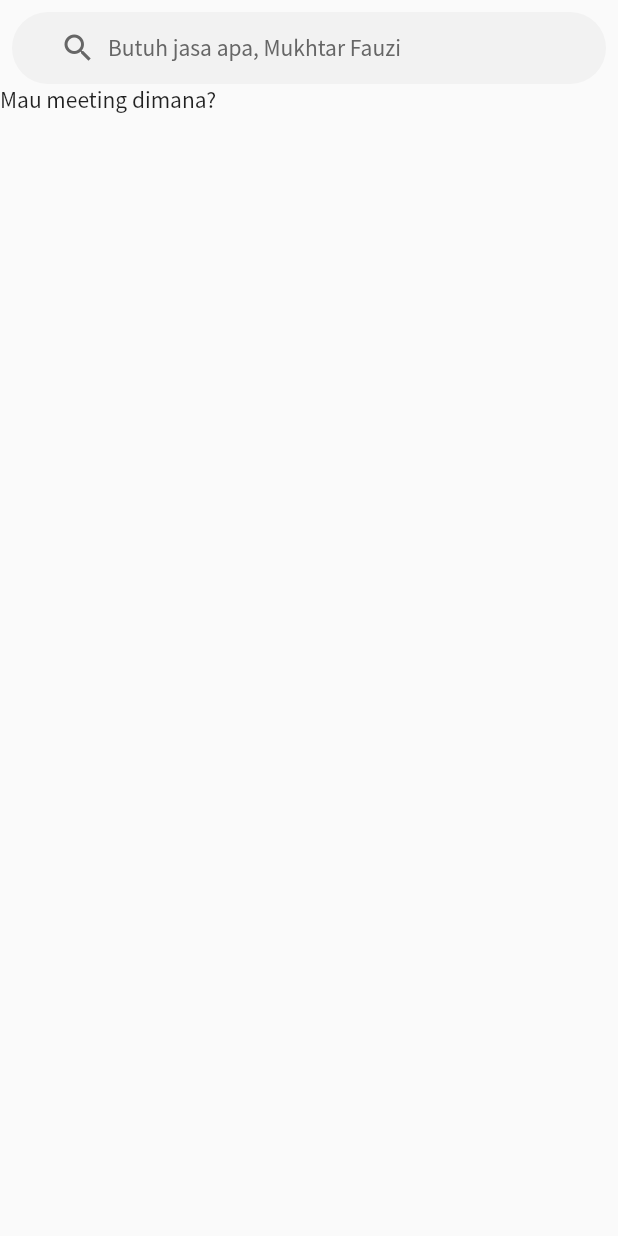
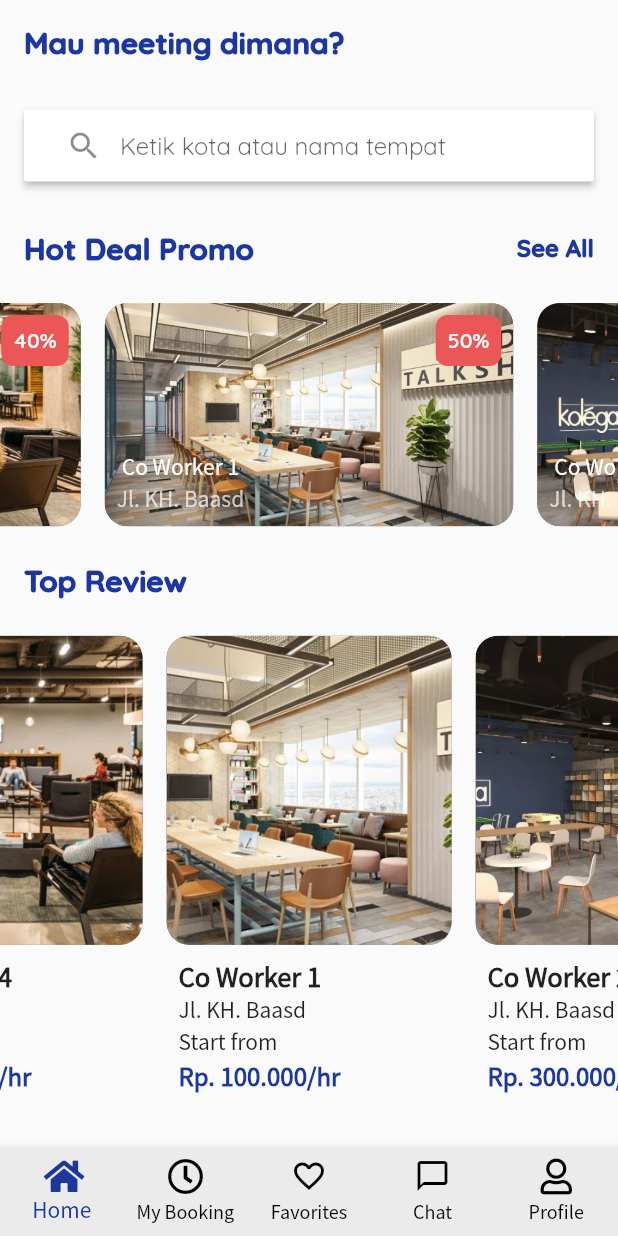
Before and after one commit to mukhtarfauzi/loyalto-tech-test, a Flutter app: the HomeScreen screen opened directly, on a phone screen of 412 x 824 dp. Run offline on Flutter 3.47's test engine with Material 2 defaults, Android fonts, the phone set to English and light mode, and no system bars; drawn by our look-alikes of sticky_headers; our stand-ins replace flutter_svg, flutter_swiper, font_awesome_flutter; project files that could hold a hidden picture were left out.

Commit message:
finish all screen

```diff
--- a/lib/data/mockup_const.dart
+++ b/lib/data/mockup_const.dart
@@ -1,3 +1,38 @@
+List<Map<String, String>> dataMock = [
+  {
+    'imageUrl': 'assets/images/image1.jpg',
+    'title': 'Co Worker 1',
+    'price': 'Rp. 100.000/hr',
+    'address': 'Jl. KH. Baasd',
+    'period': 'Juni 2018',
+    'discount': '50%',
+  },
+  {
+    'imageUrl': 'assets/images/image2.webp',
+    'title': 'Co Worker 2',
+    'price': 'Rp. 300.000/hr',
+    'address': 'Jl. KH. Baasd',
+    'period': 'Agustus 2018',
+    'discount': '60%',
+  },
+  {
+    'imageUrl': 'assets/images/image3.jpeg',
+    'title': 'Co Worker 3',
+    'price': 'Rp. 500.000/hr',
+    'address': 'Jl. KH. Baasd',
+    'period': 'Maret 2018',
+    'discount': '35%',
+  },
+  {
+    'imageUrl': 'assets/images/image4.jpg',
+    'title': 'Co Worker 4',
+    'price': 'Rp. 600.000/hr',
+    'address': 'Jl. KH. Baasd',
+    'period': 'Februari 2018',
+    'discount': '40%',
+  },
+];
+
 List<String> menuList = [
   'Service Eletronik',
   'Message & Theraphy',
--- a/lib/helpers/colors.dart
+++ b/lib/helpers/colors.dart
@@ -7,3 +7,5 @@ const backgroundColor = Color(0xFFFFFFFF);
 const searchBarColor = Color(0xFFF2F2F2);
 const searchTextColor = Color(0xFF666666);
 const textBodyColor = Color(0xFFED6B25);
+const discountColor = Color(0xFFEB5757);
+const navBarColor = Color(0xFFEBEBEB);
--- a/lib/screen/home_screen.dart
+++ b/lib/screen/home_screen.dart
@@ -1,6 +1,14 @@
+import 'package:flutter/cupertino.dart';
 import 'package:flutter/material.dart';
+import 'package:font_awesome_flutter/font_awesome_flutter.dart';
 import 'package:loyaltotest/helpers/colors.dart';
+import 'package:loyaltotest/helpers/fonts.dart';
 import 'package:loyaltotest/helpers/screen_utils.dart';
+import 'package:loyaltotest/screen/search_screen.dart';
+import 'package:loyaltotest/widgets/promo.dart';
+import 'package:loyaltotest/widgets/search_bar.dart';
+import 'package:loyaltotest/widgets/top_review.dart';
+import 'package:sticky_headers/sticky_headers/widget.dart';
 
 class HomeScreen extends StatefulWidget {
   @override
@@ -8,51 +16,126 @@ class HomeScreen extends StatefulWidget {
 }
 
 class _HomeScreenState extends State<HomeScreen> {
+  int _navigationSelected = 0;
+
+  bool _showSearch = false;
+
+  void _navigateTo(int navIndex) {
+    setState(() {
+      _navigationSelected = navIndex;
+    });
+  }
+
+  void _searchItem(String text){
+    print('Search : $text');
+    setState(() {
+      if(text.length != 0){
+        _showSearch = true;
+      }else{
+        _showSearch = false;
+      }
+    });
+  }
+
   @override
   Widget build(BuildContext context) {
     return Scaffold(
-      appBar: PreferredSize(
-        preferredSize: Size(screenHeight(context), kToolbarHeight + 20),
-        child: SafeArea(
-          child: Padding(
-            padding: const EdgeInsets.only(top: 8.0, left: 8.0, right: 8.0),
-            child: FlatButton(
-              onPressed: () {},
-              color: searchBarColor,
-              shape: RoundedRectangleBorder(
-                  borderRadius: BorderRadius.all(Radius.circular(25))),
-              child: Padding(
-                padding:
-                const EdgeInsets.symmetric(horizontal: 16.0, vertical: 12),
-                child: Row(
+      floatingActionButton: _showSearch?Row(
+        mainAxisAlignment: MainAxisAlignment.spaceEvenly,
         children: <Widget>[
-                    Icon(
-                      Icons.search,
-                      color: searchTextColor,
+          RaisedButton(
+            color: primaryColor,
+              child: Text('Filter By', style: TextStyle(color: Colors.white),),
+              onPressed: (){})
+          ,
+          RaisedButton(
+              color: primaryColor,
+              child: Text('Map View', style: TextStyle(color: Colors.white)),
+              onPressed: (){})
+        ],
+      ):null,
+      body: SafeArea(
+        child: SingleChildScrollView(
+          child: Column(
+            crossAxisAlignment: CrossAxisAlignment.start,
+            children: <Widget>[
+              Padding(
+                padding: const EdgeInsets.all(16.0),
+                child: Text(
+                  'Mau meeting dimana?',
+                  style: TextStyle(
+                      fontFamily: quicksandFont,
+                      fontSize: 20,
+                      color: Theme.of(context).primaryColor,
+                      fontWeight: FontWeight.w900),
                 ),
+              ),
+              StickyHeader(
+                header: Container(
+                  color: Theme.of(context).scaffoldBackgroundColor,
+                  padding: const EdgeInsets.all(16),
+                  child: SearchBar(
+                    onChanged: _searchItem,
+                  ),
+                ),
+                content: AnimatedSwitcher(
+                  duration: Duration(milliseconds: 250),
+                  child: _showSearch?SearchScreen():Column(
+                    crossAxisAlignment: CrossAxisAlignment.start,
+                    children: <Widget>[
+                      Promo(),
+                      TopReview(),
                       SizedBox(
-                      width: 8,
+                        height: screenHeight(context, divideBy: 2),
+                      )
+                    ],
                   ),
-                    Text(
-                      'Butuh jasa apa, Mukhtar Fauzi',
-                      style: TextStyle(
-                          fontWeight: FontWeight.w400, color: searchTextColor),
+                )
               ),
+
             ],
           ),
         ),
       ),
+      bottomNavigationBar: _showSearch?null:BottomNavigationBar(
+          backgroundColor: navBarColor,
+          currentIndex: _navigationSelected,
+          onTap: (navIndex) => _navigateTo(navIndex),
+          type: BottomNavigationBarType.fixed,
+          selectedItemColor: primaryColor,
+          selectedIconTheme: IconThemeData(color: primaryColor),
+          unselectedIconTheme: IconThemeData(color: Colors.black),
+          showSelectedLabels: true,
+          selectedLabelStyle: TextStyle(color: primaryColor),
+          unselectedLabelStyle: TextStyle(color: Colors.black),
+          unselectedItemColor: Colors.black,
+          showUnselectedLabels: true,
+          items: [
+            BottomNavigationBarItem(
+              title: Text(
+                'Home',
               ),
+              icon: Icon(FontAwesomeIcons.home),
             ),
+            BottomNavigationBarItem(
+              title: Text(
+                'My Booking',
               ),
-      body: SingleChildScrollView(
-        child: Column(
-          children: <Widget>[
-            Text('Mau meeting dimana?'),
-
-          ],
+              icon: Icon(FontAwesomeIcons.clock),
             ),
+            BottomNavigationBarItem(
+              title: Text('Favorites'),
+              icon: Icon(Icons.favorite_border),
             ),
+            BottomNavigationBarItem(
+              title: Text('Chat'),
+              icon: Icon(Icons.chat_bubble_outline),
+            ),
+            BottomNavigationBarItem(
+              title: Text('Profile'),
+              icon: Icon(FontAwesomeIcons.user),
+            )
+          ]),
     );
   }
 }
--- /dev/null
+++ b/lib/widgets/promo.dart
@@ -0,0 +1,98 @@
+import 'package:flutter/material.dart';
+import 'package:flutter_swiper/flutter_swiper.dart';
+import 'package:loyaltotest/data/mockup_const.dart';
+import 'package:loyaltotest/helpers/colors.dart';
+import 'package:loyaltotest/helpers/fonts.dart';
+import 'package:loyaltotest/helpers/screen_utils.dart';
+
+class Promo extends StatelessWidget {
+  @override
+  Widget build(BuildContext context) {
+    return Column(
+      children: <Widget>[
+        Padding(
+          padding: const EdgeInsets.all(16.0),
+          child: Row(
+            mainAxisAlignment: MainAxisAlignment.spaceBetween,
+            children: <Widget>[
+              Text(
+                'Hot Deal Promo',
+                style: TextStyle(
+                    fontFamily: quicksandFont,
+                    fontSize: 20,
+                    color: Theme.of(context).primaryColor,
+                    fontWeight: FontWeight.w900),
+              ),
+              Text(
+                'See All',
+                style: TextStyle(
+                    fontFamily: quicksandFont,
+                    fontSize: 16,
+                    color: Theme.of(context).primaryColor,
+                    fontWeight: FontWeight.w900),
+              ),
+            ],
+          ),
+        ),
+        SizedBox(
+          height: screenHeight(context, divideBy: 5),
+          child: Swiper(
+            itemBuilder: (BuildContext context, int index) {
+              return Container(
+                width: screenWidth(context),
+                margin: const EdgeInsets.all(8.0),
+                decoration: BoxDecoration(
+                    color: Colors.black.withOpacity(0.5),
+                    borderRadius: BorderRadius.all(Radius.circular(15)),
+                    image: DecorationImage(
+                        image:
+                        ExactAssetImage(dataMock[index]['imageUrl']),
+                        fit: BoxFit.cover)),
+                child: Padding(
+                  padding: const EdgeInsets.all(8.0),
+                  child: Column(
+                    mainAxisAlignment: MainAxisAlignment.spaceBetween,
+                    crossAxisAlignment: CrossAxisAlignment.start,
+                    children: <Widget>[
+                      Align(
+                        alignment: Alignment.topRight,
+                        child: Container(
+                          child: Padding(
+                            padding: const EdgeInsets.all(8.0),
+                            child: Text(
+                              dataMock[index]['discount'] ?? 'ad',
+                              style: TextStyle(
+                                  fontFamily: quicksandFont,
+                                  fontWeight: FontWeight.w600,
+                                  color: Colors.white),
+                            ),
+                          ),
+                          decoration: BoxDecoration(
+                              color: discountColor,
+                              borderRadius:
+                              BorderRadius.all(Radius.circular(8))),
+                        ),
+                      ),
+                      Column(
+                        children: <Widget>[
+                          Text(
+                            dataMock[index]['title'],
+                            style: TextStyle(color: Colors.white),
+                          ),
+                          Text(dataMock[index]['address'],
+                              style: TextStyle(color: Colors.white70)),
+                        ],
+                      )
+                    ],
+                  ),
+                ),
+              );
+            },
+            itemCount: dataMock.length,
+            viewportFraction: 0.7,
+          ),
+        ),
+      ],
+    );
+  }
+}
--- /dev/null
+++ b/lib/widgets/search_bar.dart
@@ -0,0 +1,29 @@
+import 'package:flutter/material.dart';
+import 'package:loyaltotest/helpers/fonts.dart';
+
+class SearchBar extends StatelessWidget {
+  final Function(String) onChanged;
+  const SearchBar({
+    Key key, this.onChanged,
+  }) : super(key: key);
+
+  @override
+  Widget build(BuildContext context) {
+    return RaisedButton(
+      onPressed: () {},
+      color: Colors.white,
+      child: TextField(
+        decoration:
+        InputDecoration(
+            border: InputBorder.none,
+            hintText: 'Ketik kota atau nama tempat',
+            hintStyle: TextStyle(
+              fontFamily: quicksandFont
+            ),
+            prefixIcon: IconButton(icon: Icon(Icons.search), onPressed: (){})
+        ),
+        onChanged: onChanged,
+      ),
+    );
+  }
+}
--- /dev/null
+++ b/lib/widgets/top_review.dart
@@ -0,0 +1,75 @@
+import 'package:flutter/material.dart';
+import 'package:flutter_swiper/flutter_swiper.dart';
+import 'package:loyaltotest/data/mockup_const.dart';
+import 'package:loyaltotest/helpers/colors.dart';
+import 'package:loyaltotest/helpers/fonts.dart';
+import 'package:loyaltotest/helpers/screen_utils.dart';
+
+class TopReview extends StatelessWidget {
+  const TopReview({
+    Key key,
+  }) : super(key: key);
+
+  @override
+  Widget build(BuildContext context) {
+    return Column(
+      crossAxisAlignment: CrossAxisAlignment.start,
+      children: <Widget>[
+        Padding(
+          padding: const EdgeInsets.all(16.0),
+          child: Text(
+            'Top Review',
+            style: TextStyle(
+                fontFamily: quicksandFont,
+                fontSize: 20,
+                color: Theme.of(context).primaryColor,
+                fontWeight: FontWeight.w900),
+          ),
+        ),
+        SizedBox(
+          height: screenHeight(context, divideBy: 2),
+          child: Swiper(
+            itemBuilder: (BuildContext context, int index) {
+              return Column(
+                crossAxisAlignment: CrossAxisAlignment.start,
+                children: <Widget>[
+                  Container(
+                    width: screenWidth(context, divideBy: 1.5),
+                    height: screenWidth(context, divideBy: 2),
+                    margin: const EdgeInsets.all(8.0),
+                    decoration: BoxDecoration(
+                        color: Colors.black.withOpacity(0.5),
+                        borderRadius: BorderRadius.all(Radius.circular(15)),
+                        image: DecorationImage(
+                            image:
+                                ExactAssetImage(dataMock[index]['imageUrl']),
+                            fit: BoxFit.cover)),
+                  ),
+                  Padding(
+                    padding: const EdgeInsets.symmetric(horizontal: 16.0),
+                    child: Column(
+                      crossAxisAlignment: CrossAxisAlignment.start,
+                      children: <Widget>[
+                        Text(
+                          dataMock[index]['title'],
+                          style: TextStyle(fontWeight: FontWeight.w600, fontSize: 17),
+                        ),
+                        Text(dataMock[index]['address']),
+                        Text('Start from'),
+
+                        Text(dataMock[index]['price'],
+                          style: TextStyle(fontWeight: FontWeight.w600, fontSize: 16, color: primaryColor),)
+                      ],
+                    ),
+                  )
+                ],
+              );
+            },
+            itemCount: dataMock.length,
+            viewportFraction: 0.5,
+          ),
+        ),
+      ],
+    );
+  }
+}
--- a/pubspec.yaml
+++ b/pubspec.yaml
@@ -13,6 +13,8 @@ dependencies:
   cupertino_icons: ^0.1.3
   font_awesome_flutter: ^8.7.0
   flutter_svg: ^0.17.2
+  flutter_swiper: ^1.1.6
+  sticky_headers: ^0.1.8+1
 
 
 dev_dependencies:
```
Also changed, not shown: lib/screen/search_screen.dart (added, +78 -0 lines), lib/widgets/explore_catagory.dart (deleted, +0 -156 lines), pubspec.lock, 1 other file. Lines whose indentation alone changed are shown as unchanged.
